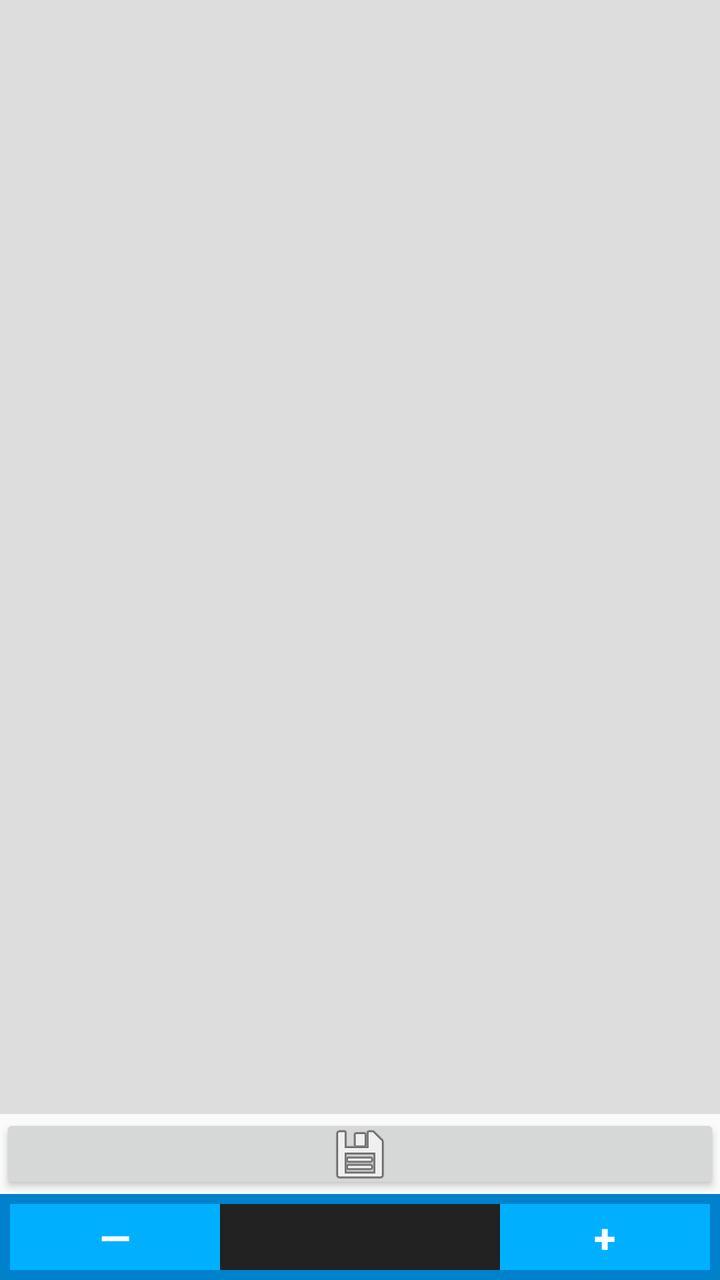
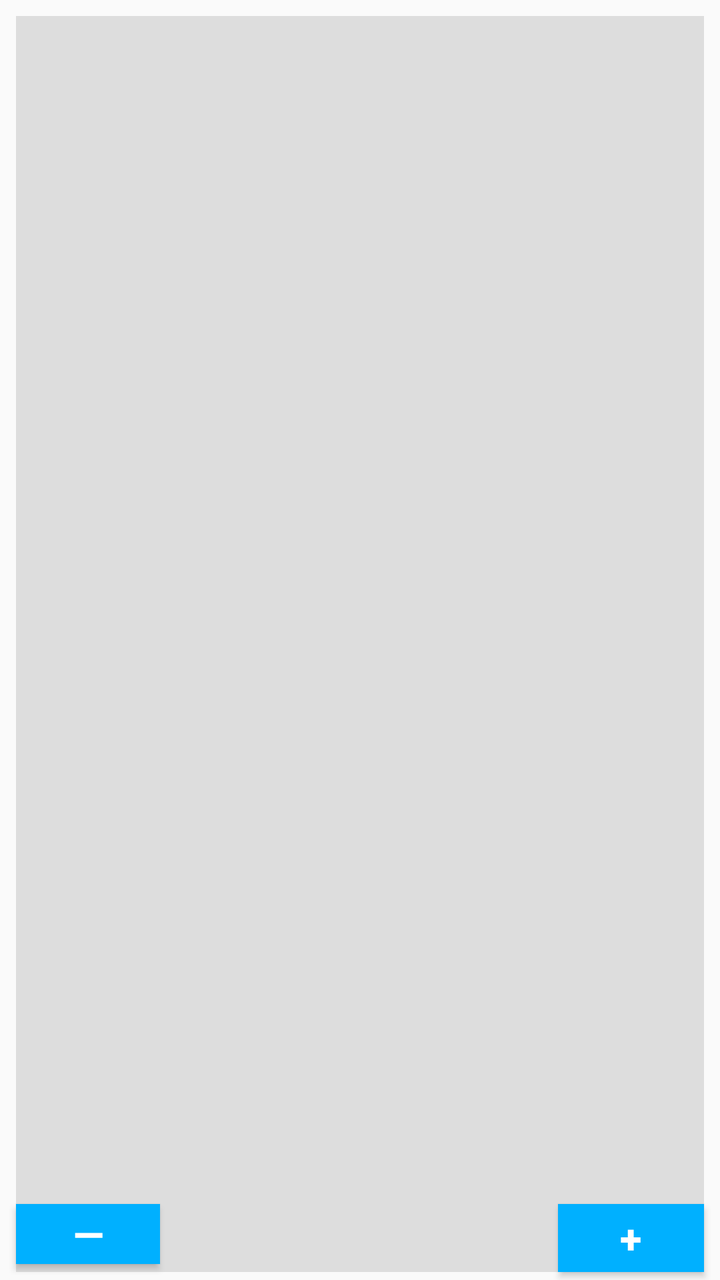

Two renders of the same Android screen: before a commit and after it. Below are the layout's source before the change and the commit's diff.
<!-- AndroidManifest.xml: application theme AppTheme -->
<!-- res/layout/fragment_give.xml -->
<?xml version="1.0" encoding="utf-8"?>
<LinearLayout
    android:id="@+id/donation_fragment"
    xmlns:android="http://schemas.android.com/apk/res/android"
    xmlns:app="http://schemas.android.com/apk/res-auto"
    xmlns:tools="http://schemas.android.com/tools"
    android:layout_width="match_parent"
    android:layout_height="match_parent"
    android:orientation="vertical">

    <LinearLayout
        android:layout_width="match_parent"
        android:layout_height="0dp"
        android:layout_weight=".8"
        android:orientation="horizontal">

        <androidx.recyclerview.widget.RecyclerView
            android:id="@+id/donation_list"
            android:layout_width="match_parent"
            android:layout_height="match_parent"
            android:paddingTop="4dp"
            android:paddingBottom="4dp"
            android:background="@color/colorNeutral"
            app:layoutManager="androidx.recyclerview.widget.LinearLayoutManager"
            tools:listitem="@layout/item_index"/>

        <FrameLayout
            android:id="@+id/donation_detail_container"
            android:layout_width="match_parent"
            android:layout_height="match_parent"
            android:visibility="gone"
            android:background="@color/colorNeutral"
            app:layout_behavior="@string/appbar_scrolling_view_behavior" />

    </LinearLayout>

    <ProgressBar
        android:id="@+id/save_progress_bar"
        android:layout_width="match_parent"
        android:layout_height="16dp"
        android:indeterminate="true"
        android:indeterminateTintMode="src_atop"
        android:indeterminateTint="@color/colorAccent"
        android:visibility="gone"
        app:layout_anchor="@id/action_bar_wrapper"
        app:layout_anchorGravity="top|center_horizontal"
        style="?android:attr/progressBarStyleHorizontal" />

    <FrameLayout
        android:id="@+id/action_bar_wrapper"
        android:layout_width="match_parent"
        android:layout_height="wrap_content">

        <ImageButton
            android:id="@+id/action_bar"
            android:layout_width="match_parent"
            android:layout_height="40dp"
            android:layout_gravity="start|center_vertical"
            android:gravity="center"
            android:src="@drawable/action_save"
            style="@style/Widget.AppCompat.Button"/>

    </FrameLayout>

    <LinearLayout
        android:id="@+id/donation_wrapper"
        android:layout_width="match_parent"
        android:layout_height="wrap_content"
        android:background="@color/colorPrimaryDark"
        android:padding="5dp"
        android:gravity="center"
        android:orientation="horizontal">

        <Button
            android:id="@+id/donation_decrement_button"
            android:layout_width="0dp"
            android:layout_height="match_parent"
            android:layout_weight=".3"
            android:layout_gravity="start"
            android:gravity="center"
            android:background="@color/colorPrimary"
            android:textSize="@dimen/text_size_paragraph_title"
            android:textColor="#fff"
            android:textStyle="bold"
            android:text="@string/symbol_decrement_button"
            android:contentDescription="@string/description_decrement_donation_text"/>

        <FrameLayout
            android:id="@+id/donation_amount_label"
            android:layout_width="0dp"
            android:layout_height="wrap_content"
            android:layout_weight=".4"
            android:labelFor="@id/donation_amount_text">

            <EditText
                android:id="@+id/donation_amount_text"
                android:layout_width="match_parent"
                android:layout_height="wrap_content"
                android:padding="3dp"
                android:layout_gravity="center"
                android:background="@color/colorSlate"
                android:gravity="center"
                android:textSize="@dimen/text_size_paragraph_title"
                android:textStyle="bold"
                android:textColor="#fff"
                android:inputType="numberDecimal"
                android:imeOptions="actionDone"
                android:importantForAutofill="no"/>

        </FrameLayout>

        <Button
            android:id="@+id/donation_increment_button"
            android:layout_width="0dp"
            android:layout_height="match_parent"
            android:layout_weight=".3"
            android:layout_gravity="end"
            android:gravity="center"
            android:background="@color/colorPrimary"
            android:textSize="@dimen/text_size_paragraph_title"
            android:textColor="#fff"
            android:textStyle="bold"
            android:text="@string/symbol_increment_button"
            android:contentDescription="@string/description_increment_donation_text"/>

    </LinearLayout>

</LinearLayout>
<!-- res/layout/item_index.xml (included above) -->
<?xml version="1.0" encoding="utf-8"?>
<androidx.constraintlayout.widget.ConstraintLayout
    xmlns:android="http://schemas.android.com/apk/res/android"
    xmlns:app="http://schemas.android.com/apk/res-auto"
    android:id="@+id/spawn_item_view"
    android:layout_width="match_parent"
    android:layout_height="125dp"
    android:layout_margin="1dp"
    android:background="#fff">

    <TextView
        android:id="@+id/spawn_item_primary"
        android:layout_width="0dp"
        android:layout_height="55dp"
        android:layout_margin="4dp"
        android:ellipsize="end"
        android:scrollHorizontally="true"
        android:textAppearance="?attr/textAppearanceListItem"
        android:textSize="@dimen/text_size_paragraph_title"
        app:layout_constraintEnd_toEndOf="parent"
        app:layout_constraintHorizontal_bias="0.473"
        app:layout_constraintStart_toStartOf="parent"
        app:layout_constraintTop_toTopOf="parent" />

    <LinearLayout
        android:id="@+id/spawn_item_details"
        android:layout_width="0dp"
        android:layout_height="64dp"
        android:orientation="vertical"
        android:layout_margin="4dp"
        app:layout_constraintHorizontal_bias="1.0"
        app:layout_constraintEnd_toStartOf="@+id/relativeLayout"
        app:layout_constraintStart_toStartOf="parent"
        app:layout_constraintTop_toBottomOf="@+id/spawn_item_primary"
        app:layout_constraintBottom_toBottomOf="parent">

        <TextView
            android:id="@+id/spawn_item_secondary"
            android:layout_width="match_parent"
            android:layout_height="32dp"
            android:textAppearance="?attr/textAppearanceListItem" />

        <TextView
            android:id="@+id/spawn_item_tertiary"
            android:layout_width="match_parent"
            android:layout_height="32dp"
            android:textAppearance="?attr/textAppearanceListItem"/>

    </LinearLayout>

    <RelativeLayout
        android:id="@+id/relativeLayout"
        android:layout_width="77dp"
        android:layout_height="62dp"
        android:layout_margin="4dp"
        android:gravity="end"
        app:layout_constraintBottom_toBottomOf="parent"
        app:layout_constraintEnd_toEndOf="parent"
        app:layout_constraintHorizontal_bias="1.0"
        app:layout_constraintStart_toEndOf="@+id/spawn_item_details">

        <ImageView
            android:id="@+id/spawn_item_logo"
            android:layout_width="wrap_content"
            android:layout_height="300dp"
            android:adjustViewBounds="true"
            android:contentDescription="@string/description_charity_logo" />

    </RelativeLayout>

</androidx.constraintlayout.widget.ConstraintLayout>
<!-- resources referenced by this layout -->
<resources>
  <color name="colorAccent">#F7BA28</color>
  <color name="colorNeutral">#DDD</color>
  <color name="colorPrimary">#00B0FF</color>
  <color name="colorPrimaryDark">#0081CB</color>
  <color name="colorSlate">#222</color>
  <dimen name="text_size_paragraph_title">20sp</dimen>
  <!-- drawable action_save: png bitmap (drawable-hdpi, 1248 bytes) -->
  <string name="description_charity_logo">This is the logo that corresponds to the listed charity</string>
  <string name="description_decrement_donation_text">Press this button to decrease your total donation amount</string>
  <string name="description_increment_donation_text">Press this button to increase your total donation amount</string>
  <string name="symbol_decrement_button">—</string>
  <string name="symbol_increment_button">+</string>
  <style name="AppTheme" parent="Theme.AppCompat.Light.DarkActionBar">
          <item name="colorPrimary">@color/colorPrimary</item>
          <item name="colorPrimaryDark">@color/colorPrimaryDark</item>
          <item name="colorAccent">@color/colorAccent</item>
          <item name="popupMenuStyle">@style/AppTheme.PopupOverlay</item>
      </style>
  <style name="AppTheme.PopupOverlay" parent="@android:style/Widget.PopupMenu">
          <item name="android:background">@color/colorPrimary</item>
      </style>
</resources>

<!-- the commit's change to res/layout/fragment_give.xml (unified diff, before → after) -->
@@ -1,131 +1,149 @@
 <?xml version="1.0" encoding="utf-8"?>
-<LinearLayout
-    android:id="@+id/donation_fragment"
-    xmlns:android="http://schemas.android.com/apk/res/android"
+<androidx.constraintlayout.widget.ConstraintLayout xmlns:android="http://schemas.android.com/apk/res/android"
     xmlns:app="http://schemas.android.com/apk/res-auto"
     xmlns:tools="http://schemas.android.com/tools"
+    android:id="@+id/donation_fragment"
     android:layout_width="match_parent"
     android:layout_height="match_parent"
     android:orientation="vertical">
 
-    <LinearLayout
+    <androidx.recyclerview.widget.RecyclerView
+        android:id="@+id/donation_list"
         android:layout_width="match_parent"
-        android:layout_height="0dp"
-        android:layout_weight=".8"
-        android:orientation="horizontal">
-
-        <androidx.recyclerview.widget.RecyclerView
-            android:id="@+id/donation_list"
-            android:layout_width="match_parent"
-            android:layout_height="match_parent"
-            android:paddingTop="4dp"
-            android:paddingBottom="4dp"
-            android:background="@color/colorNeutral"
-            app:layoutManager="androidx.recyclerview.widget.LinearLayoutManager"
-            tools:listitem="@layout/item_index"/>
-
-        <FrameLayout
-            android:id="@+id/donation_detail_container"
-            android:layout_width="match_parent"
-            android:layout_height="match_parent"
-            android:visibility="gone"
-            android:background="@color/colorNeutral"
-            app:layout_behavior="@string/appbar_scrolling_view_behavior" />
-
-    </LinearLayout>
-
-    <ProgressBar
-        android:id="@+id/save_progress_bar"
+        android:layout_height="628dp"
+        android:layout_marginStart="8dp"
+        android:layout_marginTop="8dp"
+        android:layout_marginEnd="8dp"
+        android:background="@color/colorNeutral"
+        android:paddingTop="4dp"
+        android:paddingBottom="4dp"
+        app:layoutManager="androidx.recyclerview.widget.LinearLayoutManager"
+        app:layout_constraintEnd_toEndOf="parent"
+        app:layout_constraintStart_toStartOf="parent"
+        app:layout_constraintTop_toTopOf="parent"
+        tools:listitem="@layout/item_index" />
+
+
+    <FrameLayout
+        android:id="@+id/donation_detail_container"
         android:layout_width="match_parent"
-        android:layout_height="16dp"
-        android:indeterminate="true"
-        android:indeterminateTintMode="src_atop"
-        android:indeterminateTint="@color/colorAccent"
+        android:layout_height="match_parent"
+        android:background="@color/colorNeutral"
         android:visibility="gone"
-        app:layout_anchor="@id/action_bar_wrapper"
-        app:layout_anchorGravity="top|center_horizontal"
-        style="?android:attr/progressBarStyleHorizontal" />
+        app:layout_behavior="@string/appbar_scrolling_view_behavior" />
+
+
+    <FrameLayout
+        android:id="@+id/donation_amount_label"
+        android:layout_width="254dp"
+        android:layout_height="46dp"
+        android:layout_marginStart="8dp"
+        android:layout_marginTop="8dp"
+        android:layout_marginEnd="8dp"
+        android:labelFor="@id/donation_amount_text"
+        app:layout_constraintEnd_toStartOf="@+id/donation_increment_button"
+        app:layout_constraintStart_toEndOf="@+id/donation_decrement_button"
+        app:layout_constraintTop_toBottomOf="@+id/action_bar_wrapper">
+
+        <EditText
+            android:id="@+id/donation_amount_text"
+            android:layout_width="238dp"
+            android:layout_height="wrap_content"
+            android:layout_gravity="center"
+            android:background="@color/colorSlate"
+            android:gravity="center"
+            android:imeOptions="actionDone"
+            android:importantForAutofill="no"
+            android:inputType="numberDecimal"
+            android:padding="3dp"
+            android:textColor="#fff"
+            android:textSize="@dimen/text_size_paragraph_title"
+            android:textStyle="bold" />
+
+    </FrameLayout>
+
+    <Button
+        android:id="@+id/donation_increment_button"
+        android:layout_width="73dp"
+        android:layout_height="34dp"
+        android:layout_gravity="end"
+        android:layout_marginEnd="8dp"
+        android:layout_marginBottom="4dp"
+        android:background="@color/colorPrimary"
+        android:contentDescription="@string/description_increment_donation_text"
+        android:gravity="center"
+        android:text="@string/symbol_increment_button"
+        android:textColor="#fff"
+        android:textSize="@dimen/text_size_paragraph_title"
+        android:textStyle="bold"
+        app:layout_constraintBottom_toBottomOf="parent"
+        app:layout_constraintEnd_toEndOf="parent" />
+
+    <Button
+        android:id="@+id/donation_decrement_button"
+        android:layout_width="72dp"
+        android:layout_height="30dp"
+        android:layout_gravity="start"
+        android:layout_marginStart="8dp"
+        android:layout_marginBottom="8dp"
+        android:background="@color/colorPrimary"
+        android:contentDescription="@string/description_decrement_donation_text"
+        android:gravity="center"
+        android:text="@string/symbol_decrement_button"
+        android:textColor="#fff"
+        android:textSize="@dimen/text_size_paragraph_title"
+        android:textStyle="bold"
+        app:layout_constraintBottom_toBottomOf="parent"
+        app:layout_constraintStart_toStartOf="parent" />
 
     <FrameLayout
         android:id="@+id/action_bar_wrapper"
-        android:layout_width="match_parent"
-        android:layout_height="wrap_content">
+        android:layout_width="390dp"
+        android:layout_height="38dp"
+        android:layout_marginStart="8dp"
+        android:layout_marginTop="8dp"
+        android:layout_marginEnd="8dp"
+        app:layout_constraintEnd_toEndOf="parent"
+        app:layout_constraintStart_toStartOf="parent"
+        app:layout_constraintTop_toBottomOf="@+id/donation_list">
 
         <ImageButton
             android:id="@+id/action_bar"
-            android:layout_width="match_parent"
-            android:layout_height="40dp"
+            style="@style/Widget.AppCompat.Button"
+            android:layout_width="389dp"
+            android:layout_height="39dp"
             android:layout_gravity="start|center_vertical"
             android:gravity="center"
-            android:src="@drawable/action_save"
-            style="@style/Widget.AppCompat.Button"/>
+            android:src="@drawable/action_save" />
 
     </FrameLayout>
 
-    <LinearLayout
-        android:id="@+id/donation_wrapper"
-        android:layout_width="match_parent"
-        android:layout_height="wrap_content"
-        android:background="@color/colorPrimaryDark"
-        android:padding="5dp"
-        android:gravity="center"
-        android:orientation="horizontal">
-
-        <Button
-            android:id="@+id/donation_decrement_button"
-            android:layout_width="0dp"
-            android:layout_height="match_parent"
-            android:layout_weight=".3"
-            android:layout_gravity="start"
-            android:gravity="center"
-            android:background="@color/colorPrimary"
-            android:textSize="@dimen/text_size_paragraph_title"
-            android:textColor="#fff"
-            android:textStyle="bold"
-            android:text="@string/symbol_decrement_button"
-            android:contentDescription="@string/description_decrement_donation_text"/>
-
-        <FrameLayout
-            android:id="@+id/donation_amount_label"
-            android:layout_width="0dp"
-            android:layout_height="wrap_content"
-            android:layout_weight=".4"
-            android:labelFor="@id/donation_amount_text">
-
-            <EditText
-                android:id="@+id/donation_amount_text"
-                android:layout_width="match_parent"
-                android:layout_height="wrap_content"
-                android:padding="3dp"
-                android:layout_gravity="center"
-                android:background="@color/colorSlate"
-                android:gravity="center"
-                android:textSize="@dimen/text_size_paragraph_title"
-                android:textStyle="bold"
-                android:textColor="#fff"
-                android:inputType="numberDecimal"
-                android:imeOptions="actionDone"
-                android:importantForAutofill="no"/>
-
-        </FrameLayout>
-
-        <Button
-            android:id="@+id/donation_increment_button"
-            android:layout_width="0dp"
-            android:layout_height="match_parent"
-            android:layout_weight=".3"
-            android:layout_gravity="end"
-            android:gravity="center"
-            android:background="@color/colorPrimary"
-            android:textSize="@dimen/text_size_paragraph_title"
-            android:textColor="#fff"
-            android:textStyle="bold"
-            android:text="@string/symbol_increment_button"
-            android:contentDescription="@string/description_increment_donation_text"/>
-
-    </LinearLayout>
-
-</LinearLayout>
+    <FrameLayout
+        android:layout_width="82dp"
+        android:layout_height="70dp"
+        android:layout_marginStart="8dp"
+        android:layout_marginTop="8dp"
+        android:layout_marginBottom="8dp"
+        app:layout_constraintBottom_toBottomOf="parent"
+        app:layout_constraintEnd_toEndOf="@+id/donation_list"
+        app:layout_constraintHorizontal_bias="0.485"
+        app:layout_constraintStart_toStartOf="@+id/donation_list"
+        app:layout_constraintTop_toTopOf="@+id/donation_list"
+        app:layout_constraintVertical_bias="0.492">
+
+        <ProgressBar
+            android:id="@+id/save_progress_bar"
+            style="?android:attr/progressBarStyleHorizontal"
+            android:indeterminate="true"
+            android:indeterminateTint="@color/colorAccent"
+            android:indeterminateTintMode="src_atop"
+            android:visibility="gone"
+            app:layout_anchor="@id/action_bar_wrapper"
+            app:layout_anchorGravity="top|center_horizontal" />
+
+    </FrameLayout>
+
+</androidx.constraintlayout.widget.ConstraintLayout>
 <!-- res/layout/item_index.xml (included above) -->
 <?xml version="1.0" encoding="utf-8"?>
 <androidx.constraintlayout.widget.ConstraintLayout
